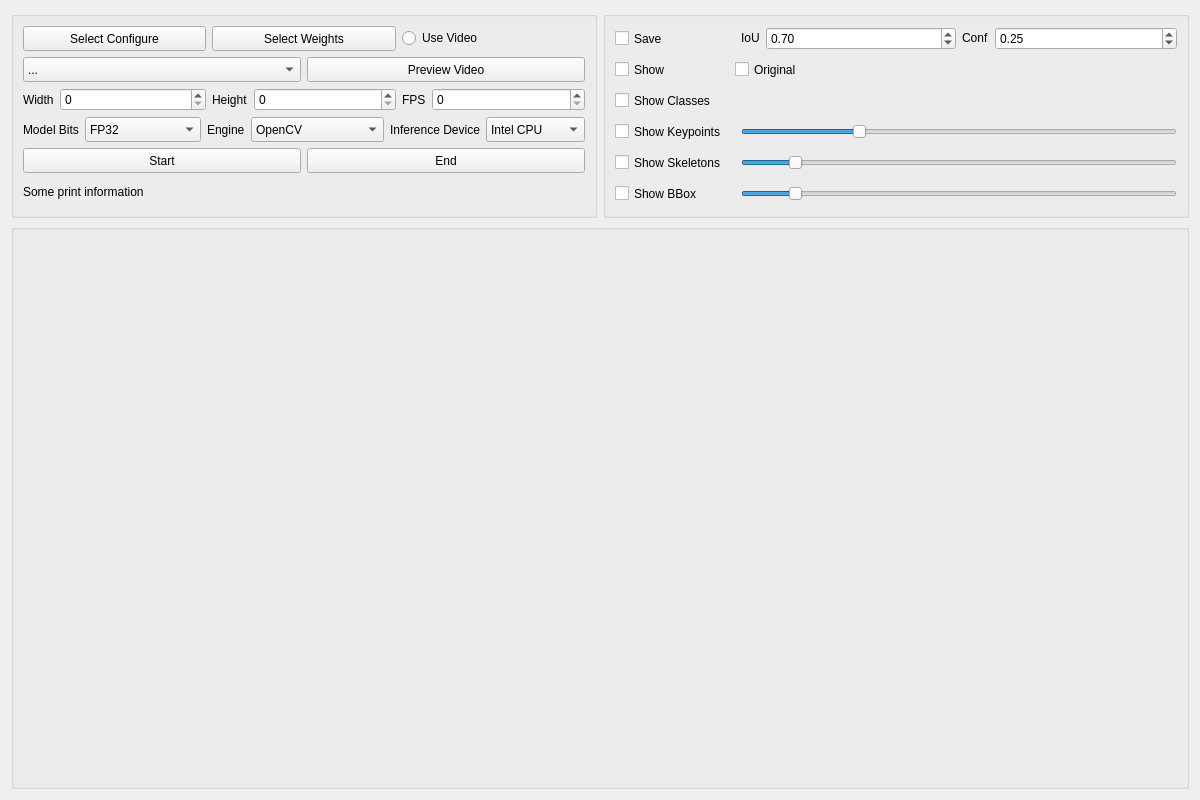
Qt form animalposetracker/gui/ui/inferencer.ui (wux024/AnimalPoseTracker) before a commit.
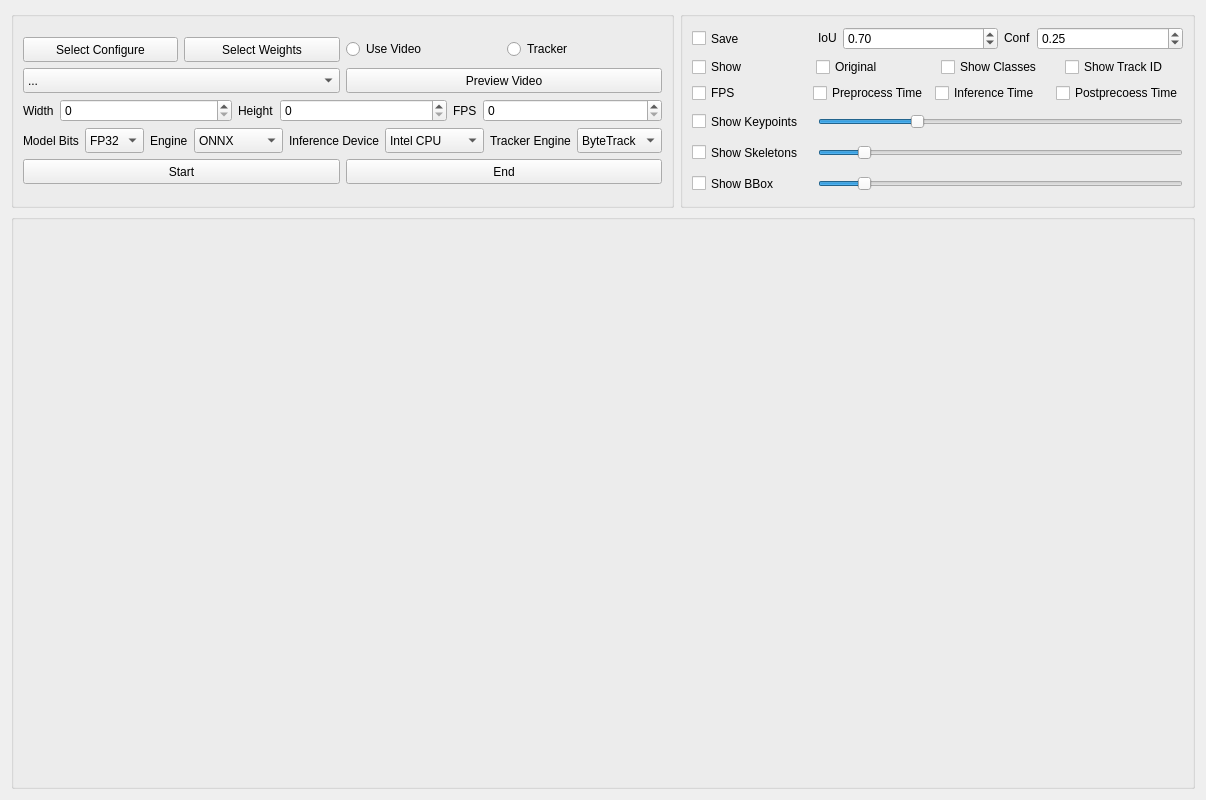
The same form after that commit. Icons and pictures are not drawn.

```diff
--- a/animalposetracker/gui/ui/inferencer.ui
+++ b/animalposetracker/gui/ui/inferencer.ui
@@ -6,7 +6,7 @@
    <rect>
     <x>0</x>
     <y>0</y>
-    <width>1200</width>
+    <width>1206</width>
     <height>800</height>
    </rect>
   </property>
@@ -108,6 +108,19 @@
               </property>
              </widget>
             </item>
+            <item>
+             <widget class="QRadioButton" name="Tracker">
+              <property name="sizePolicy">
+               <sizepolicy hsizetype="Preferred" vsizetype="Fixed">
+                <horstretch>0</horstretch>
+                <verstretch>0</verstretch>
+               </sizepolicy>
+              </property>
+              <property name="text">
+               <string>Tracker</string>
+              </property>
+             </widget>
+            </item>
            </layout>
           </item>
           <item>
@@ -317,11 +330,6 @@
                   <height>25</height>
                  </size>
                 </property>
-                <item>
-                 <property name="text">
-                  <string>OpenCV</string>
-                 </property>
-                </item>
                 <item>
                  <property name="text">
                   <string>ONNX</string>
@@ -424,6 +432,49 @@
               </item>
              </layout>
             </item>
+            <item>
+             <layout class="QHBoxLayout" name="TrackerLayout">
+              <item>
+               <widget class="QLabel" name="TrackerLabel">
+                <property name="text">
+                 <string>Tracker Engine</string>
+                </property>
+               </widget>
+              </item>
+              <item>
+               <widget class="QComboBox" name="TrackerSelection">
+                <property name="sizePolicy">
+                 <sizepolicy hsizetype="Expanding" vsizetype="Fixed">
+                  <horstretch>0</horstretch>
+                  <verstretch>0</verstretch>
+                 </sizepolicy>
+                </property>
+                <property name="minimumSize">
+                 <size>
+                  <width>0</width>
+                  <height>25</height>
+                 </size>
+                </property>
+                <property name="maximumSize">
+                 <size>
+                  <width>16777215</width>
+                  <height>25</height>
+                 </size>
+                </property>
+                <item>
+                 <property name="text">
+                  <string>ByteTrack</string>
+                 </property>
+                </item>
+                <item>
+                 <property name="text">
+                  <string>BoTSort</string>
+                 </property>
+                </item>
+               </widget>
+              </item>
+             </layout>
+            </item>
            </layout>
           </item>
           <item>
@@ -470,31 +521,6 @@
           </item>
          </layout>
         </item>
-        <item>
-         <widget class="QLabel" name="PrintInformation">
-          <property name="sizePolicy">
-           <sizepolicy hsizetype="Preferred" vsizetype="Fixed">
-            <horstretch>0</horstretch>
-            <verstretch>0</verstretch>
-           </sizepolicy>
-          </property>
-          <property name="minimumSize">
-           <size>
-            <width>0</width>
-            <height>25</height>
-           </size>
-          </property>
-          <property name="maximumSize">
-           <size>
-            <width>16777215</width>
-            <height>25</height>
-           </size>
-          </property>
-          <property name="text">
-           <string>Some print information</string>
-          </property>
-         </widget>
-        </item>
        </layout>
       </widget>
      </item>
@@ -600,33 +626,15 @@
          </layout>
         </item>
         <item>
-         <layout class="QHBoxLayout" name="ShowLayout">
-          <property name="spacing">
-           <number>0</number>
-          </property>
-          <property name="sizeConstraint">
-           <enum>QLayout::SizeConstraint::SetDefaultConstraint</enum>
-          </property>
+         <layout class="QHBoxLayout" name="MainShowLayout">
           <item>
            <widget class="QCheckBox" name="Show">
             <property name="sizePolicy">
-             <sizepolicy hsizetype="Fixed" vsizetype="Fixed">
+             <sizepolicy hsizetype="Preferred" vsizetype="Fixed">
               <horstretch>0</horstretch>
               <verstretch>0</verstretch>
              </sizepolicy>
             </property>
-            <property name="minimumSize">
-             <size>
-              <width>120</width>
-              <height>25</height>
-             </size>
-            </property>
-            <property name="maximumSize">
-             <size>
-              <width>120</width>
-              <height>25</height>
-             </size>
-            </property>
             <property name="text">
              <string>Show</string>
             </property>
@@ -643,12 +651,6 @@
               <verstretch>0</verstretch>
              </sizepolicy>
             </property>
-            <property name="minimumSize">
-             <size>
-              <width>120</width>
-              <height>25</height>
-             </size>
-            </property>
             <property name="text">
              <string>Original</string>
             </property>
@@ -657,51 +659,91 @@
             </property>
            </widget>
           </item>
-         </layout>
-        </item>
-        <item>
-         <layout class="QHBoxLayout" name="ShowClassesLayout">
           <item>
            <widget class="QCheckBox" name="ShowClasses">
             <property name="sizePolicy">
-             <sizepolicy hsizetype="Fixed" vsizetype="Fixed">
+             <sizepolicy hsizetype="Preferred" vsizetype="Fixed">
               <horstretch>0</horstretch>
               <verstretch>0</verstretch>
              </sizepolicy>
             </property>
-            <property name="minimumSize">
-             <size>
-              <width>120</width>
-              <height>25</height>
-             </size>
-            </property>
-            <property name="maximumSize">
-             <size>
-              <width>120</width>
-              <height>25</height>
-             </size>
-            </property>
             <property name="text">
              <string>Show Classes</string>
             </property>
            </widget>
           </item>
           <item>
-           <widget class="QLabel" name="Classes">
-            <property name="minimumSize">
-             <size>
-              <width>0</width>
-              <height>25</height>
-             </size>
+           <widget class="QCheckBox" name="ShowTrackerID">
+            <property name="sizePolicy">
+             <sizepolicy hsizetype="Preferred" vsizetype="Fixed">
+              <horstretch>0</horstretch>
+              <verstretch>0</verstretch>
+             </sizepolicy>
             </property>
-            <property name="maximumSize">
-             <size>
-              <width>16777215</width>
-              <height>25</height>
-             </size>
+            <property name="text">
+             <string>Show Track ID</string>
             </property>
+           </widget>
+          </item>
+         </layout>
+        </item>
+        <item>
+         <layout class="QHBoxLayout" name="ShowInfoLayput">
+          <item>
+           <widget class="QCheckBox" name="FPSShow">
+            <property name="sizePolicy">
+             <sizepolicy hsizetype="Preferred" vsizetype="Fixed">
+              <horstretch>0</horstretch>
+              <verstretch>0</verstretch>
+             </sizepolicy>
+            </property>
             <property name="text">
-             <string/>
+             <string>FPS</string>
+            </property>
+           </widget>
+          </item>
+          <item>
+           <widget class="QCheckBox" name="PreprocessTime">
+            <property name="enabled">
+             <bool>true</bool>
+            </property>
+            <property name="sizePolicy">
+             <sizepolicy hsizetype="Preferred" vsizetype="Fixed">
+              <horstretch>0</horstretch>
+              <verstretch>0</verstretch>
+             </sizepolicy>
+            </property>
+            <property name="text">
+             <string>Preprocess Time</string>
+            </property>
+            <property name="tristate">
+             <bool>true</bool>
+            </property>
+           </widget>
+          </item>
+          <item>
+           <widget class="QCheckBox" name="InferenceTime">
+            <property name="sizePolicy">
+             <sizepolicy hsizetype="Preferred" vsizetype="Fixed">
+              <horstretch>0</horstretch>
+              <verstretch>0</verstretch>
+             </sizepolicy>
+            </property>
+            <property name="text">
+             <string>Inference Time</string>
+            </property>
+           </widget>
+          </item>
+          <item>
+           <widget class="QCheckBox" name="PostprocessTime">
+            <property name="sizePolicy">
+             <sizepolicy hsizetype="Preferred" vsizetype="Fixed">
+              <horstretch>0</horstretch>
+              <verstretch>0</verstretch>
+             </sizepolicy>
+            </property>
+            <property name="text">
+             <string>Postprecoess Time</string>
             </property>
            </widget>
           </item>
```
Left out of the diff: 9 changed lines with no effect on the pictures.
